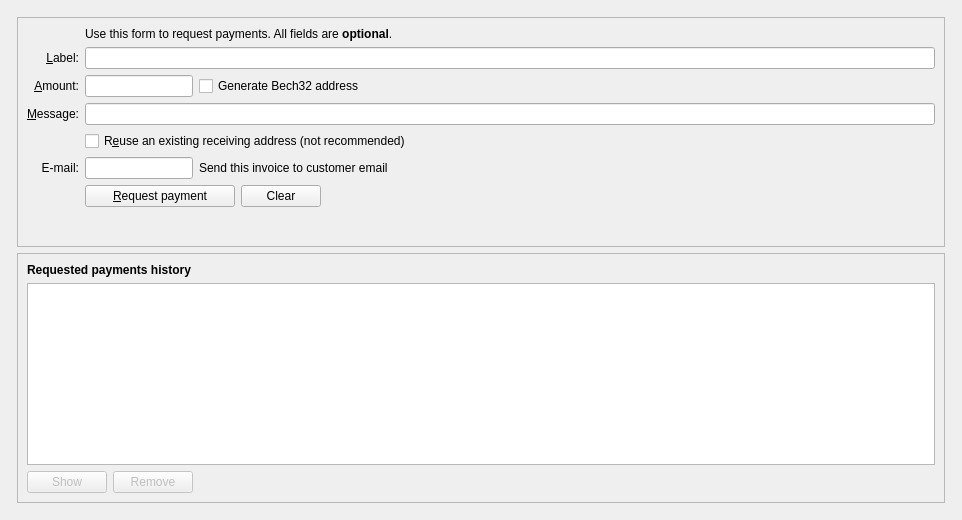
Before: the Qt Designer form src/qt/forms/receivecoinsdialog.ui in AnkerPay/Anker, drawn with Qt 5.
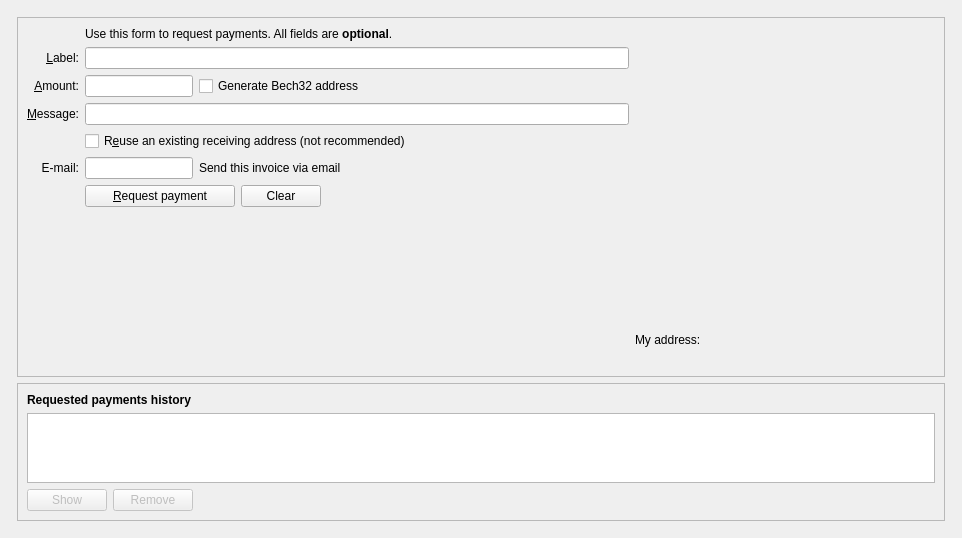
After: the same form once the commit is applied. Icons and pictures are not drawn. Custom widgets are drawn as their Qt base class.

```diff
--- a/src/qt/forms/receivecoinsdialog.ui
+++ b/src/qt/forms/receivecoinsdialog.ui
@@ -45,6 +45,8 @@
           <property name="frameShadow">
            <enum>QFrame::Sunken</enum>
           </property>
+          <layout class="QHBoxLayout" name="mainhorizontalLayout">
+           <item>
           <layout class="QVBoxLayout" name="verticalLayout_3">
            <item>
             <layout class="QGridLayout" name="gridLayout">
@@ -289,7 +291,7 @@
                <item>
                 <widget class="QLabel" name="label_9">
                  <property name="text">
-                  <string>Send this invoice to customer email</string>
+                    <string>Send this invoice via email</string>
                  </property>
                 </widget>
                </item>
@@ -315,6 +317,54 @@
                </property>
                <property name="alignment">
                 <set>Qt::AlignRight|Qt::AlignTrailing|Qt::AlignVCenter</set>
+                </property>
+                </widget>
+                </item>
+                </layout>
+            </item>
+            </layout>
+           </item>
+           <item>
+            <layout class="QVBoxLayout" name="verticalLayout_qrside">
+              <item>
+                <widget class="QLabel" name="mainlblQRCode">
+                <property name="sizePolicy">
+                <sizepolicy hsizetype="Fixed" vsizetype="Fixed">
+                <horstretch>0</horstretch>
+                <verstretch>0</verstretch>
+                </sizepolicy>
+                </property>
+                <property name="minimumSize">
+                <size>
+                <width>300</width>
+                <height>300</height>
+                </size>
+                </property>
+                <property name="toolTip">
+                <string>QR Code</string>
+                </property>
+                <property name="textFormat">
+                <enum>Qt::PlainText</enum>
+                </property>
+                <property name="alignment">
+                <set>Qt::AlignCenter</set>
+                </property>
+                <property name="wordWrap">
+                <bool>true</bool>
+                </property>
+                </widget>
+              </item>
+              <item>
+                <widget class="QLabel" name="AddressQrLabelhint">
+                <property name="text">
+                    <string>My address:</string>
+                </property>
+                </widget>
+              </item>
+              <item>
+                <widget class="QLabel" name="AddressQrLabel">
+                <property name="text">
+                    <string></string>
                </property>
               </widget>
              </item>
```
Lines whose indentation alone changed are shown as unchanged.
